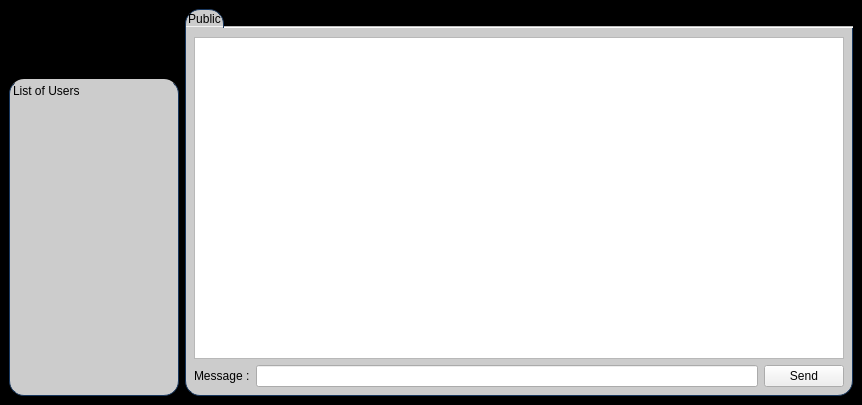
Before: the Qt Designer form Client/ClientChat.ui in nowbey/GuppyChat, drawn with Qt 5.
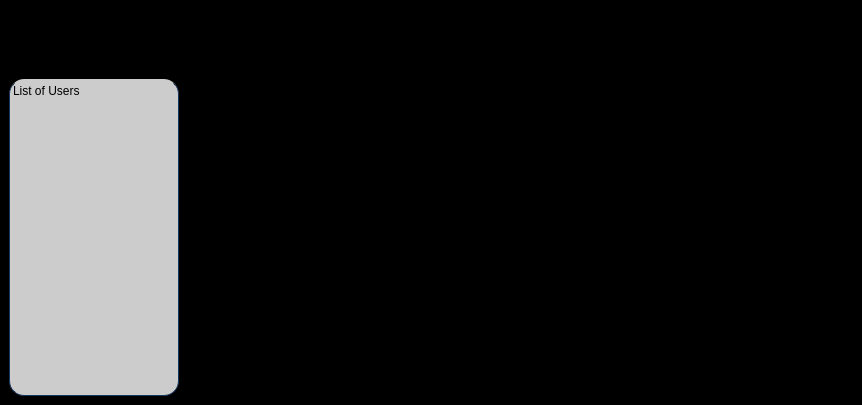
After: the same form once the commit is applied. Icons and pictures are not drawn.

Commit message: Client: Update the interface architecture to allow multiple tabs #7

```diff
--- a/Client/ClientChat.ui
+++ b/Client/ClientChat.ui
@@ -285,53 +285,6 @@
         <property name="movable">
          <bool>true</bool>
         </property>
-        <widget class="QWidget" name="Tab">
-         <property name="enabled">
-          <bool>true</bool>
-         </property>
-         <property name="font">
-          <font>
-           <strikeout>false</strikeout>
-          </font>
-         </property>
-         <attribute name="title">
-          <string>Public</string>
-         </attribute>
-         <layout class="QGridLayout" name="gridLayout">
-          <item row="1" column="0">
-           <layout class="QHBoxLayout" name="horizontalLayout_2">
-            <item>
-             <widget class="QLabel" name="label_4">
-              <property name="text">
-               <string>Message :</string>
-              </property>
-             </widget>
-            </item>
-            <item>
-             <widget class="QLineEdit" name="message"/>
-            </item>
-            <item>
-             <widget class="QPushButton" name="sendButton">
-              <property name="text">
-               <string>Send</string>
-              </property>
-              <property name="icon">
-               <iconset>
-                <normaloff>chat.png</normaloff>chat.png</iconset>
-              </property>
-             </widget>
-            </item>
-           </layout>
-          </item>
-          <item row="0" column="0">
-           <widget class="QTextEdit" name="publicMessageList">
-            <property name="readOnly">
-             <bool>true</bool>
-            </property>
-           </widget>
-          </item>
-         </layout>
-        </widget>
        </widget>
       </item>
      </layout>
```
Left out of the diff: 2 changed lines with no effect on the pictures. The commit also changes 16 other files.
